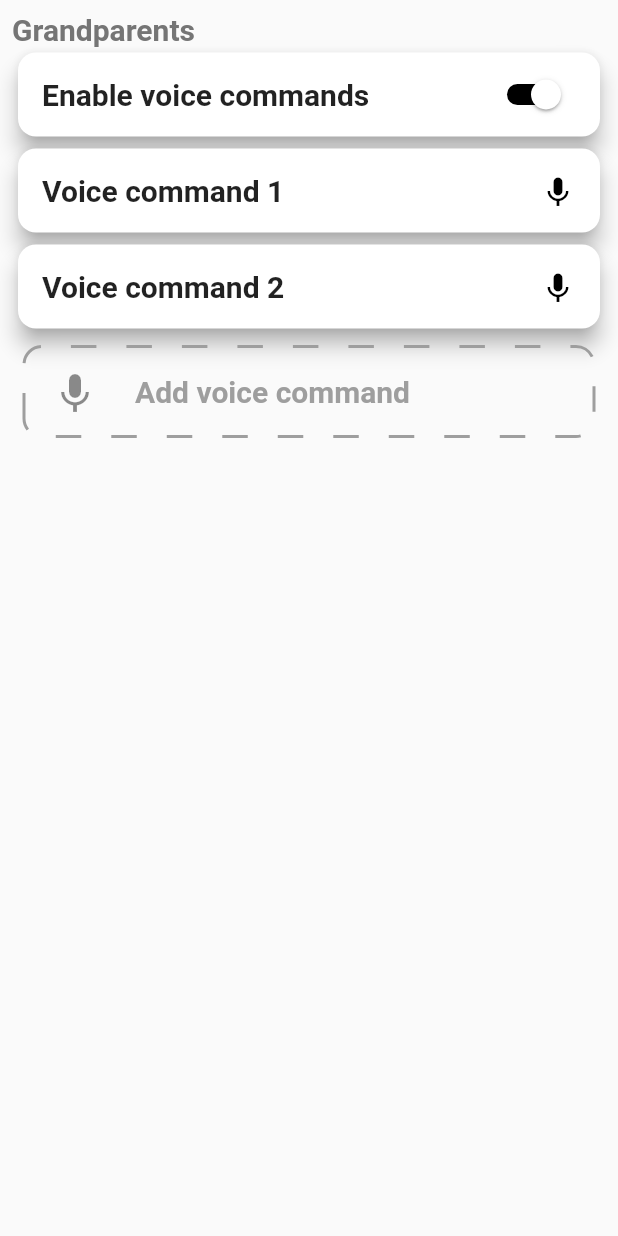
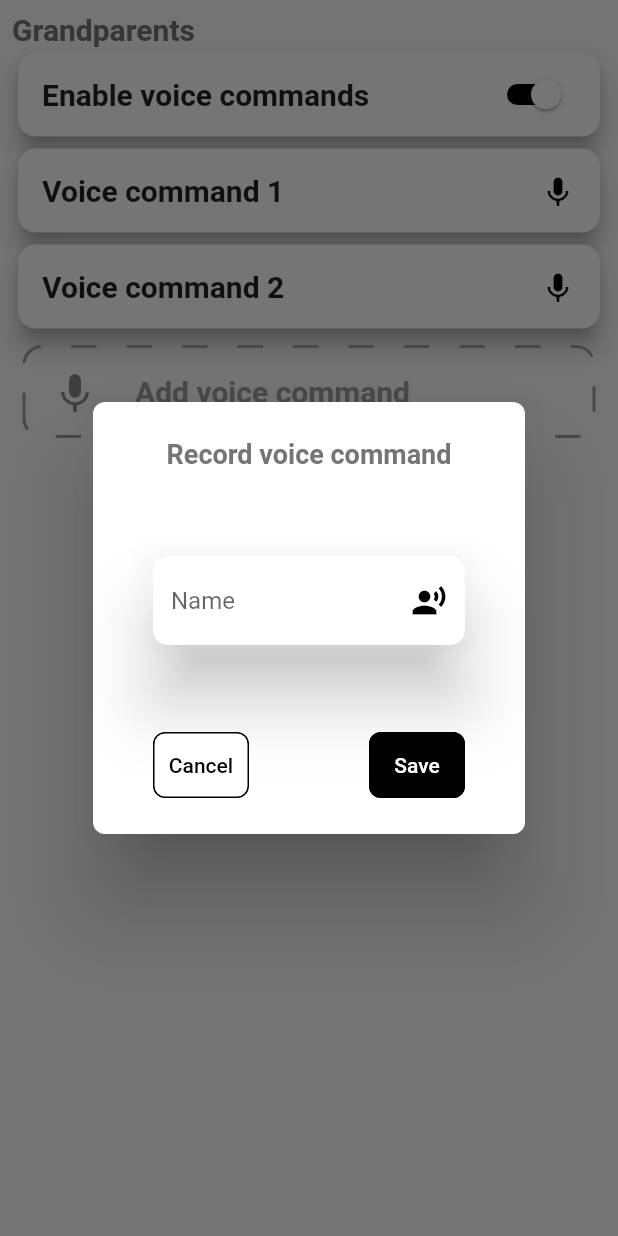
Before and after one commit to sebastianolaru3008/dome-smart-home-app, a Flutter app: the VoiceCommandsWidget screen opened directly with sample values from the repository, after a tap on "Add voice command", on a phone screen of 412 x 824 dp. Run offline on Flutter 3.47's test engine with Material 2 defaults, Android fonts, the phone set to English and light mode, and no system bars; drawn by our look-alikes of dotted_border; our stand-ins replace animated_toggle_switch, bloc, equatable, flutter_bloc, get_it, loading_animation_widget.

Commit message:
add voice command

```diff
--- /dev/null
+++ b/lib/src/features/devices/presentation/ui/widgets/voice_commands_add_dialog.dart
@@ -0,0 +1,75 @@
+import 'package:dome_smart_home_app/src/features/users_list/presentation/ui/widgets/button_empty_widget.dart';
+import 'package:flutter/material.dart';
+import 'package:dome_smart_home_app/src/features/authenticate/presentation/ui/widgets/input_widget.dart';
+import 'package:dome_smart_home_app/src/features/devices/presentation/bloc/voice_commands/voice_commands_bloc.dart';
+import 'package:flutter_bloc/flutter_bloc.dart';
+
+import '../../../domain/device_entity.dart';
+import 'package:dome_smart_home_app/src/features/devices/domain/voice_command_entity.dart';
+
+
+class VoiceCommandsAddDialog extends StatelessWidget {
+  VoiceCommandsAddDialog({
+    Key? key,
+    required this.deviceEntity,
+    required this.onSave,
+  }) : super(key: key);
+
+  final DeviceEntity deviceEntity;
+  Function(String) onSave;
+
+  @override
+  Widget build(BuildContext context) {
+    String name ='';
+    return Dialog(
+      shape: RoundedRectangleBorder(borderRadius: BorderRadius.circular(8.0)),
+      child: SizedBox(
+        height: 288,
+        width: 288,
+        child: Padding(
+          padding: const EdgeInsets.symmetric(vertical: 24, horizontal: 40),
+          child: Column(
+            children: [
+              Text(
+                  "Record voice command",
+                textAlign: TextAlign.center,
+                style: TextStyle(
+                  fontSize: 18,
+                  fontWeight: FontWeight.bold,
+                  color: Colors.grey.shade600,
+                ),
+              ),
+              const Spacer(),
+              InputWidget(
+                  placeholderText: 'Name',
+                  icon: Icons.record_voice_over,
+                  getText: (text) {
+                    name=text;
+                  }),
+              const Spacer(),
+              Row(
+                children: [
+                  ButtonWidget(
+                    text: "Cancel",
+                    onPressed:() {
+                      Navigator.pop(context);
+                    },
+                    isPrimary: false,
+                  ),
+                  const Spacer(),
+                  ButtonWidget(
+                    text: "Save",
+                    onPressed:(){
+                      onSave(name);
+                      Navigator.pop(context);
+                    },
+                  )
+                ],
+              )
+            ],
+          ),
+        ),
+      ),
+    );
+  }
+}
--- a/lib/src/features/devices/presentation/ui/widgets/voice_commands_widget.dart
+++ b/lib/src/features/devices/presentation/ui/widgets/voice_commands_widget.dart
@@ -7,10 +7,12 @@ import 'package:dome_smart_home_app/src/features/devices/services/api/devices_se
 import 'package:dome_smart_home_app/src/features/users_list/presentation/bloc/users_list_bloc.dart';
 import 'package:dome_smart_home_app/src/features/users_list/presentation/ui/widgets/add_tile_widget.dart';
 import 'package:dome_smart_home_app/src/features/users_list/presentation/ui/widgets/user_tile_widget.dart';
+import 'package:dome_smart_home_app/src/features/devices/presentation/ui/widgets/voice_commands_add_dialog.dart';
 import 'package:flutter/material.dart';
 import 'package:flutter_bloc/flutter_bloc.dart';
 
 import '../../../../../common/locator/service_locator.dart';
+import '../../../../users_list/presentation/ui/widgets/dialog_widget.dart';
 import '../../../domain/voice_command_entity.dart';
 
 class VoiceCommandsWidget extends StatelessWidget {
@@ -44,9 +46,23 @@ class VoiceCommandsWidget extends StatelessWidget {
                   itemCount: deviceEntity.voiceCommands.length + 1,
                   itemBuilder: (context, index) {
                     if (index == deviceEntity.voiceCommands.length) {
-                      return const AddTileWidget(title: "Add voice command",
-                        icon: Icon(Icons.keyboard_voice, size: 32,),
-                        isUserTile: false,);
+                      return  AddTileWidget(title: "Add voice command",
+                        icon: const Icon(Icons.keyboard_voice, size: 32,),
+                        isUserTile: false,
+                      onPressed: (){
+                        showDialog<String>(
+                          context: context,
+                          builder: (BuildContext childContext) {
+                            return VoiceCommandsAddDialog(
+                              deviceEntity: deviceEntity,
+                            onSave:(name){
+                                print(name);
+                              context.read<VoiceCommandsBloc>()
+                                  .add(AddVoiceCommandEvent(deviceEntity: deviceEntity, voiceCommandEntity: VoiceCommandEntity(name: name)));
+                            });
+                          },
+                        );
+                      });
                     }
                     return VoiceCommandTileWidget(
                       voiceCommandEntity: deviceEntity.voiceCommands[index],
--- a/lib/src/features/devices/services/impl/devices_service_impl.dart
+++ b/lib/src/features/devices/services/impl/devices_service_impl.dart
@@ -11,7 +11,7 @@ class DevicesServiceImpl implements DevicesService {
       binaryState: false,
       type: DeviceType.smart_speaker,
       states: const ["On, listening", "Playing music", "Off"],
-      voiceCommands: [VoiceCommandEntity(name: "Voice command 1"), VoiceCommandEntity(name: "Voice command 2")],
+      voiceCommands: const [VoiceCommandEntity(name: "Voice command 1"), VoiceCommandEntity(name: "Voice command 2")],
       voiceCommandsEnabled: true,
     ),
     DeviceEntity(
@@ -21,7 +21,7 @@ class DevicesServiceImpl implements DevicesService {
       type: DeviceType.window,
       binaryState: true,
       states: const ["Open", "Closed"],
-      voiceCommands: [],
+      voiceCommands: const [],
       voiceCommandsEnabled:false,
     ),
     DeviceEntity(
@@ -32,7 +32,7 @@ class DevicesServiceImpl implements DevicesService {
       type: DeviceType.thermostat,
       states: const ["On", "Off"],
       temperature: 20,
-      voiceCommands: [],
+      voiceCommands: const [],
       voiceCommandsEnabled:false,
     ),
   ];
@@ -46,7 +46,7 @@ class DevicesServiceImpl implements DevicesService {
       type: DeviceType.smart_speaker,
       binaryState: false,
       states: const ["On, listening", "Playing music", "Off"],
-      voiceCommands: [],
+      voiceCommands: const [],
       voiceCommandsEnabled:false,
     ),
     DeviceEntity(
@@ -58,7 +58,7 @@ class DevicesServiceImpl implements DevicesService {
       binaryState: true,
       states: const ["On", "Off"],
       temperature: 20,
-      voiceCommands: [],
+      voiceCommands: const [],
       voiceCommandsEnabled:false,
     ),
     DeviceEntity(
@@ -69,7 +69,7 @@ class DevicesServiceImpl implements DevicesService {
       type: DeviceType.smart_tv,
       binaryState: true,
       states: const ["On", "Off"],
-      voiceCommands: [],
+      voiceCommands: const [],
       voiceCommandsEnabled:false,
     ),
   ];
@@ -114,7 +114,7 @@ class DevicesServiceImpl implements DevicesService {
 
   @override
   void addVoiceCommandToDevice(DeviceEntity deviceEntity, VoiceCommandEntity voiceCommand) {
-
+    deviceEntity.voiceCommands.add(voiceCommand);
   }
 
   @override
--- a/lib/src/features/users_list/presentation/ui/screens/users_list_screen.dart
+++ b/lib/src/features/users_list/presentation/ui/screens/users_list_screen.dart
@@ -30,7 +30,7 @@ class UsersListScreen extends StatelessWidget {
                       itemCount: state.usersList.length + 1,
                       itemBuilder: (context, index) {
                         if (index == state.usersList.length) {
-                          return const AddTileWidget(title: "Add new user",icon: Icon(Icons.add, size: 32,),isUserTile: true,);
+                          return  AddTileWidget(title: "Add new user",icon: Icon(Icons.add, size: 32,),isUserTile: true,onPressed: (){});
                         }
                         return UserTileWidget(
                             userEntity: state.usersList[index]);
--- a/lib/src/features/users_list/presentation/ui/widgets/add_tile_widget.dart
+++ b/lib/src/features/users_list/presentation/ui/widgets/add_tile_widget.dart
@@ -5,11 +5,12 @@ import 'package:flutter/material.dart';
 import 'package:flutter_bloc/flutter_bloc.dart';
 
 class AddTileWidget extends StatelessWidget {
-  const AddTileWidget({Key? key, required this.title, required this.icon, required this.isUserTile}) : super(key: key);
+  const AddTileWidget({Key? key, required this.title, required this.icon, required this.isUserTile, required this.onPressed}) : super(key: key);
 
   final String title;
   final Icon icon;
   final bool isUserTile;
+  final VoidCallback onPressed;
 
   @override
   Widget build(BuildContext context) {
@@ -22,6 +23,8 @@ class AddTileWidget extends StatelessWidget {
                 .read<DashboardBloc>()
                 .add(const DashboardEventShowBars(areBarsShowing: false));
             Navigator.pushNamed(context, Routes.userAdd);
+          }else{
+            onPressed();
           }
         },
         child: DottedBorder(
```
